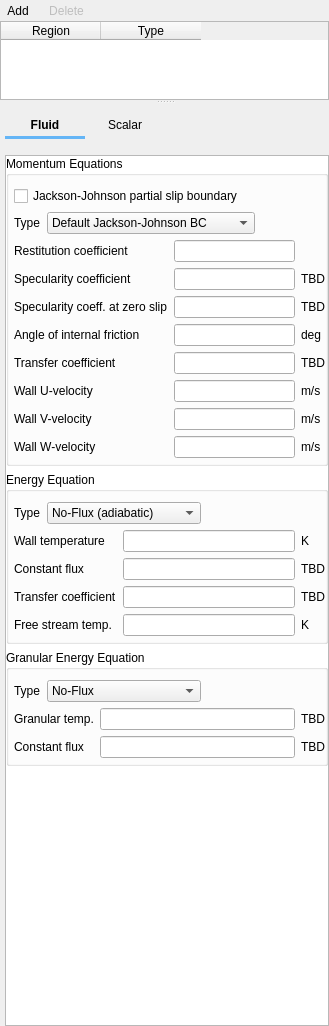
Before: the Qt Designer form gui/uifiles/boundary_conditions.ui in truongd8593/mfix, drawn with Qt 5.
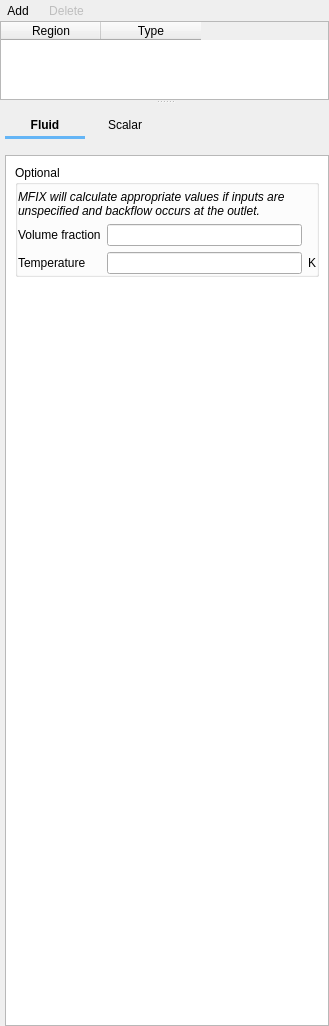
After: the same form once the commit is applied. The open tabs and pages were chosen to show the change. Custom widgets are drawn as their Qt base class.

Commit message: x-m-hell

```diff
--- a/gui/uifiles/boundary_conditions.ui
+++ b/gui/uifiles/boundary_conditions.ui
@@ -2144,7 +2144,86 @@
                 </item>
                </layout>
               </widget>
-              <widget class="QWidget" name="page_solids_blank"/>
+              <widget class="QWidget" name="page_solids_po">
+               <layout class="QVBoxLayout" name="verticalLayout_6">
+                <item>
+                 <widget class="QGroupBox" name="groupbox_solids_po_optional">
+                  <property name="title">
+                   <string>Optional</string>
+                  </property>
+                  <layout class="QGridLayout" name="gridLayout_23">
+                   <property name="leftMargin">
+                    <number>0</number>
+                   </property>
+                   <property name="topMargin">
+                    <number>5</number>
+                   </property>
+                   <property name="rightMargin">
+                    <number>0</number>
+                   </property>
+                   <property name="bottomMargin">
+                    <number>0</number>
+                   </property>
+                   <item row="1" column="1">
+                    <widget class="LineEdit" name="lineedit_bc_ep_s_2_args_BC_P"/>
+                   </item>
+                   <item row="1" column="0">
+                    <widget class="QLabel" name="label_bc_ep_s_2">
+                     <property name="text">
+                      <string>Volume fraction</string>
+                     </property>
+                    </widget>
+                   </item>
+                   <item row="0" column="0" colspan="2">
+                    <widget class="QLabel" name="label_solids_po_optional">
+                     <property name="font">
+                      <font>
+                       <italic>true</italic>
+                      </font>
+                     </property>
+                     <property name="text">
+                      <string>MFIX will calculate appropriate values if inputs are unspecified and backflow occurs at the outlet.</string>
+                     </property>
+                     <property name="wordWrap">
+                      <bool>true</bool>
+                     </property>
+                    </widget>
+                   </item>
+                   <item row="2" column="1">
+                    <widget class="LineEdit" name="lineedit_bc_t_s_2_args_BC_P"/>
+                   </item>
+                   <item row="2" column="0">
+                    <widget class="QLabel" name="label_bc_t_s_2">
+                     <property name="text">
+                      <string>Temperature</string>
+                     </property>
+                    </widget>
+                   </item>
+                   <item row="2" column="2">
+                    <widget class="QLabel" name="label_bc_t_s_2_units">
+                     <property name="text">
+                      <string>K</string>
+                     </property>
+                    </widget>
+                   </item>
+                  </layout>
+                 </widget>
+                </item>
+                <item>
+                 <spacer name="verticalSpacer_7">
+                  <property name="orientation">
+                   <enum>Qt::Vertical</enum>
+                  </property>
+                  <property name="sizeHint" stdset="0">
+                   <size>
+                    <width>20</width>
+                    <height>40</height>
+                   </size>
+                  </property>
+                 </spacer>
+                </item>
+               </layout>
+              </widget>
              </widget>
              <widget class="QWidget" name="page_dummy_solids_R">
               <layout class="QGridLayout" name="gridLayout_11">
```
Left out of the diff: 3 changed lines with no effect on the pictures.
